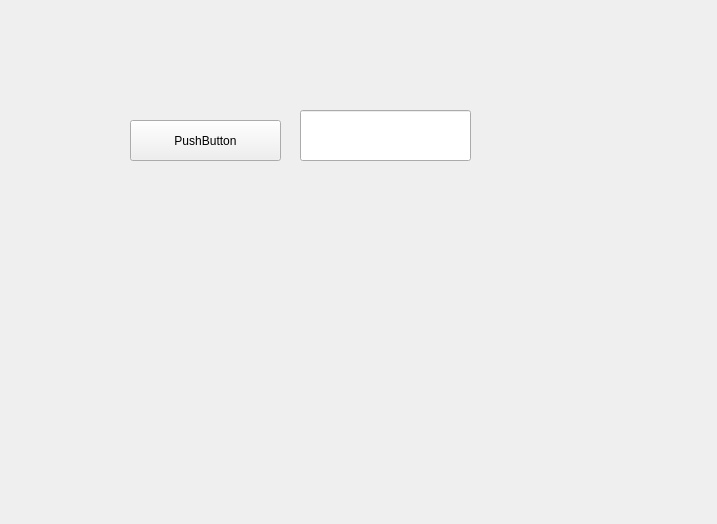
Above: QTUI/TestApplication/form.ui from Accout-Personal/PythonClient before the change. Below: the same form after it.
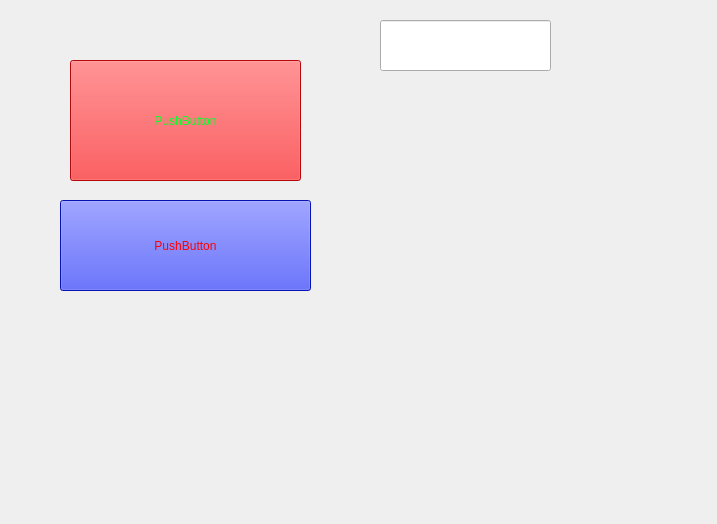
That is the form after the change. Icons and pictures are not drawn.

What changed in the file:
```diff
--- a/QTUI/TestApplication/form.ui
+++ b/QTUI/TestApplication/form.ui
@@ -16,26 +16,57 @@
   <widget class="QPushButton" name="pushButton">
    <property name="geometry">
     <rect>
-     <x>130</x>
-     <y>120</y>
-     <width>151</width>
-     <height>41</height>
+     <x>70</x>
+     <y>60</y>
+     <width>231</width>
+     <height>121</height>
     </rect>
    </property>
+   <property name="autoFillBackground">
+    <bool>false</bool>
+   </property>
+   <property name="styleSheet">
+    <string notr="true">background-color: rgb(255, 10, 14);
+background-image: url(:/img/img.jpg);
+color: rgb(7, 255, 44);</string>
+   </property>
+   <property name="locale">
+    <locale language="Italian" country="Italy"/>
+   </property>
    <property name="text">
     <string>PushButton</string>
    </property>
+   <property name="autoDefault">
+    <bool>false</bool>
+   </property>
   </widget>
   <widget class="QLineEdit" name="lineEdit">
    <property name="geometry">
     <rect>
-     <x>300</x>
-     <y>110</y>
+     <x>380</x>
+     <y>20</y>
      <width>171</width>
      <height>51</height>
     </rect>
    </property>
   </widget>
+  <widget class="QPushButton" name="pushButton_2">
+   <property name="geometry">
+    <rect>
+     <x>60</x>
+     <y>200</y>
+     <width>251</width>
+     <height>91</height>
+    </rect>
+   </property>
+   <property name="styleSheet">
+    <string notr="true">background-color: rgb(11, 27, 255);
+color: rgb(255, 0, 0);</string>
+   </property>
+   <property name="text">
+    <string>PushButton</string>
+   </property>
+  </widget>
  </widget>
  <resources/>
  <connections/>
```
